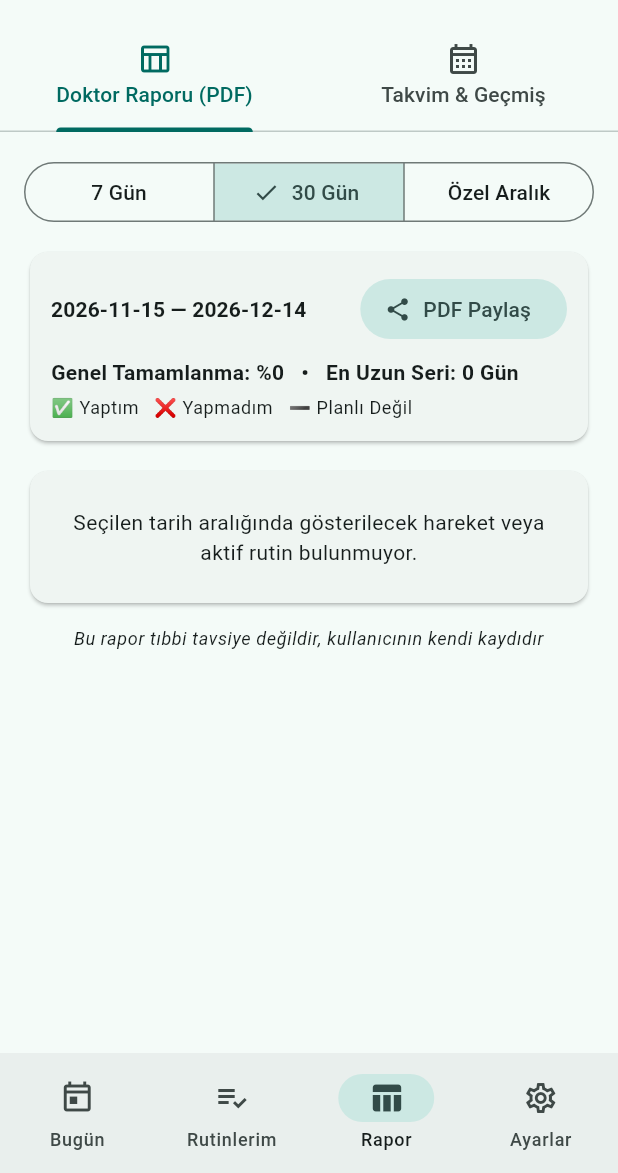
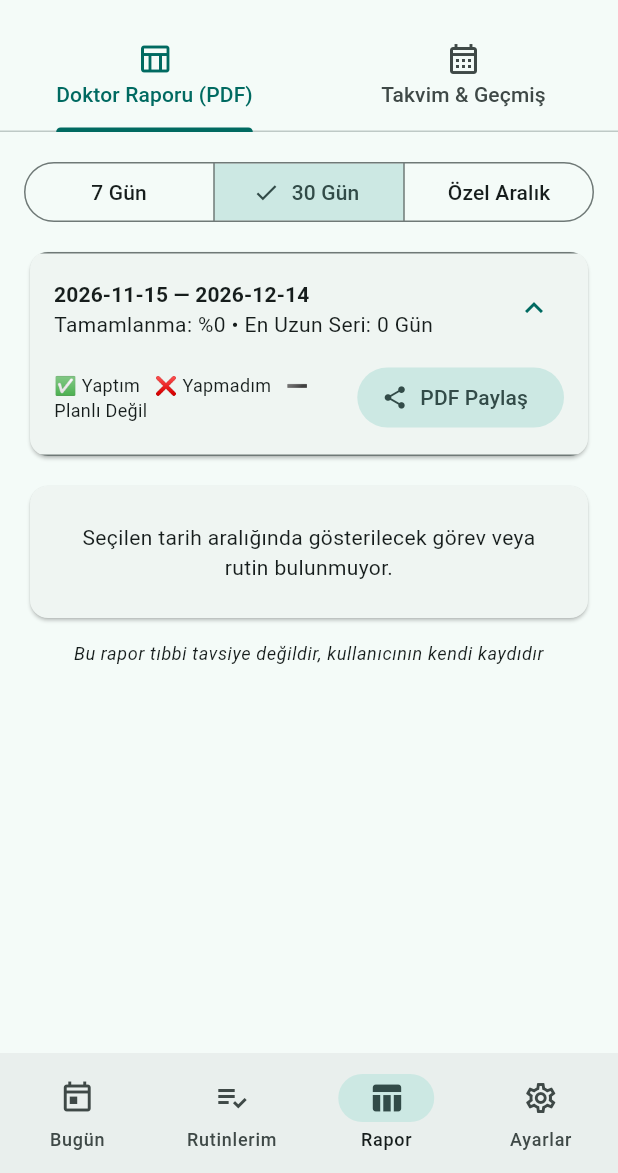
Before and after one commit to MustafaHali1/Gunluk_EgzersizAPK-, a Flutter app: the RaporEkrani screen opened by its route, after a tap on "30 Gün", on a phone screen of 412 x 824 dp, the part 63-1236 px from its top. Run offline on Flutter 3.47's test engine with Material 3 defaults, Android fonts, the phone set to English and light mode, and no system bars; our stand-ins replace drift, file_picker, flutter_local_notifications, flutter_riverpod, flutter_timezone, go_router and 5 more; accounts and stored records are empty; generated files the repository leaves out were written again.

Commit message:
fix: rapor senkronizasyonu, kaydet butonu ve acilir kapanir tirnaklar

```diff
--- a/lib/ozellikler/rapor/alan/rapor_olusturucu.dart
+++ b/lib/ozellikler/rapor/alan/rapor_olusturucu.dart
@@ -132,8 +132,10 @@ class RaporOlusturucu {
         if (gunDetayi != null) {
           for (final k in gunDetayi.egzersizKayitlari) {
             if (k.egzersizId == egzId) {
-              ilgiliKayit = k;
-              break;
+              if (ilgiliKayit == null || k.durum == 'yapildi') {
+                ilgiliKayit = k;
+                if (k.durum == 'yapildi') break;
+              }
             }
           }
         }
--- a/lib/ozellikler/rapor/sunum/rapor_ekrani.dart
+++ b/lib/ozellikler/rapor/sunum/rapor_ekrani.dart
@@ -7,7 +7,7 @@ import '../../gecmis/sunum/gecmis_ekrani.dart';
 import '../alan/rapor_olusturucu.dart';
 import 'rapor_kontrolcusu.dart';
 
-// Doktora gösterilebilecek egzersiz takip tablosunu, PDF paylaşımını ve geçmiş takvimini sunan ekran.
+// Doktora gösterilebilecek açılır-kapanır rapor tablosunu, PDF paylaşımını ve geçmiş takvimini sunan ekran.
 class RaporEkrani extends ConsumerWidget {
   const RaporEkrani({super.key});
 
@@ -79,7 +79,7 @@ class RaporEkrani extends ConsumerWidget {
               loading: () => const Center(child: CircularProgressIndicator()),
               error: (h, _) => Center(child: Text('Rapor oluşturulamadı: $h')),
               data: (durum) => ListView(
-                padding: const EdgeInsets.all(16),
+                padding: const EdgeInsets.fromLTRB(16, 16, 16, 24),
                 children: [
                   _AralikSeciciSatiri(
                     seciliTur: durum.aralikTuru,
@@ -98,6 +98,10 @@ class RaporEkrani extends ConsumerWidget {
                   ),
                   const SizedBox(height: 12),
                   _RaporMatrisKarti(tablo: durum.tablo),
+                  if (durum.tablo.satirlar.isNotEmpty) ...[
+                    const SizedBox(height: 12),
+                    _GorevDetayAcilirKarti(tablo: durum.tablo),
+                  ],
                   const SizedBox(height: 12),
                   Text(
                     UygulamaMetinleri.tibbiUyariNotu,
@@ -150,7 +154,7 @@ class _AralikSeciciSatiri extends StatelessWidget {
   }
 }
 
-// Genel tamamlanma yüzdesini, en uzun seriyi ve PDF dışa aktarma butonunu gösteren kart.
+// Genel tamamlanma yüzdesini, en uzun seriyi ve açılır-kapanır özeti gösteren kart.
 class _RaporOzetKarti extends StatelessWidget {
   final RaporTablosu tablo;
   final VoidCallback pdfPaylasTiklandiginda;
@@ -163,18 +167,27 @@ class _RaporOzetKarti extends StatelessWidget {
   @override
   Widget build(BuildContext context) {
     return Card(
-      child: Padding(
-        padding: const EdgeInsets.all(14),
-        child: Column(
-          crossAxisAlignment: CrossAxisAlignment.start,
+      clipBehavior: Clip.antiAlias,
+      child: ExpansionTile(
+        initiallyExpanded: true,
+        title: Text(
+          '${tablo.baslangicTarihi} — ${tablo.bitisTarihi}',
+          style: Theme.of(context).textTheme.titleSmall?.copyWith(
+                fontWeight: FontWeight.bold,
+              ),
+        ),
+        subtitle: Text(
+          'Tamamlanma: %${tablo.genelTamamlanmaYuzdesi} • En Uzun Seri: ${tablo.enUzunSeri} Gün',
+        ),
+        childrenPadding: const EdgeInsets.fromLTRB(16, 0, 16, 14),
         children: [
           Row(
             mainAxisAlignment: MainAxisAlignment.spaceBetween,
             children: [
-                Text(
-                  '${tablo.baslangicTarihi} — ${tablo.bitisTarihi}',
-                  style: Theme.of(context).textTheme.titleSmall?.copyWith(
-                        fontWeight: FontWeight.bold,
+              const Expanded(
+                child: Text(
+                  '✅ Yaptım   ❌ Yapmadım   ➖ Planlı Değil',
+                  style: TextStyle(fontSize: 12),
                 ),
               ),
               FilledButton.tonalIcon(
@@ -184,26 +197,13 @@ class _RaporOzetKarti extends StatelessWidget {
               ),
             ],
           ),
-            const SizedBox(height: 8),
-            Text(
-              'Genel Tamamlanma: %${tablo.genelTamamlanmaYuzdesi}   •   En Uzun Seri: ${tablo.enUzunSeri} Gün',
-              style: Theme.of(context).textTheme.bodyMedium?.copyWith(
-                    fontWeight: FontWeight.w600,
-                  ),
-            ),
-            const SizedBox(height: 6),
-            Text(
-              '✅ Yaptım   ❌ Yapmadım   ➖ Planlı Değil',
-              style: Theme.of(context).textTheme.bodySmall,
-            ),
         ],
-        ),
       ),
     );
   }
 }
 
-// Satırlarda hareketlerin, sütunlarda günlerin yer aldığı yatay kaydırılabilir rapor tablosu.
+// Açılıp kapanabilir tırnağa sahip yatay kaydırılabilir rapor tablosu kartı.
 class _RaporMatrisKarti extends StatelessWidget {
   final RaporTablosu tablo;
 
@@ -223,7 +223,7 @@ class _RaporMatrisKarti extends StatelessWidget {
           padding: EdgeInsets.all(24),
           child: Center(
             child: Text(
-              'Seçilen tarih aralığında gösterilecek hareket veya aktif rutin bulunmuyor.',
+              'Seçilen tarih aralığında gösterilecek görev veya rutin bulunmuyor.',
               textAlign: TextAlign.center,
             ),
           ),
@@ -232,16 +232,26 @@ class _RaporMatrisKarti extends StatelessWidget {
     }
 
     return Card(
-      child: SingleChildScrollView(
+      clipBehavior: Clip.antiAlias,
+      child: ExpansionTile(
+        initiallyExpanded: true,
+        title: Text(
+          'Günlük Takip Tablosu (${tablo.satirlar.length} görev)',
+          style: Theme.of(context).textTheme.titleSmall?.copyWith(
+                fontWeight: FontWeight.bold,
+              ),
+        ),
+        children: [
+          SingleChildScrollView(
             scrollDirection: Axis.horizontal,
-        padding: const EdgeInsets.all(8),
+            padding: const EdgeInsets.fromLTRB(8, 0, 8, 8),
             child: DataTable(
               columnSpacing: 16,
               headingRowHeight: 42,
               dataRowMinHeight: 40,
               dataRowMaxHeight: 48,
               columns: [
-            const DataColumn(label: Text('Hareket')),
+                const DataColumn(label: Text('Görev')),
                 ...tablo.gunler.map(
                   (g) => DataColumn(label: Text(_kisaGunBasligi(g))),
                 ),
@@ -258,7 +268,8 @@ class _RaporMatrisKarti extends StatelessWidget {
                     ),
                     ...tablo.gunler.map((gun) {
                       final durum =
-                      satir.gunlukDurumlar[gun] ?? RaporHucreDurumu.planliDegil;
+                          satir.gunlukDurumlar[gun] ??
+                          RaporHucreDurumu.planliDegil;
                       return DataCell(Center(child: Text(durum.sembol)));
                     }),
                     DataCell(
@@ -272,6 +283,48 @@ class _RaporMatrisKarti extends StatelessWidget {
               }).toList(),
             ),
           ),
+        ],
+      ),
     );
   }
 }
+
+// Her bir görevin kendi açılır-kapanır tırnağıyla yapılan/yapılmayan özetini gösteren kart.
+class _GorevDetayAcilirKarti extends StatelessWidget {
+  final RaporTablosu tablo;
+
+  const _GorevDetayAcilirKarti({required this.tablo});
+
+  @override
+  Widget build(BuildContext context) {
+    return Card(
+      clipBehavior: Clip.antiAlias,
+      child: ExpansionTile(
+        initiallyExpanded: false,
+        title: const Text(
+          'Görev Bazlı İstatistikler',
+          style: TextStyle(fontWeight: FontWeight.bold),
+        ),
+        subtitle: const Text('Açıp görevlerin yapılma oranlarını inceleyin'),
+        children: tablo.satirlar.map((satir) {
+          final yapilmayan = satir.planlananSayisi - satir.yapilanSayisi;
+          return ExpansionTile(
+            title: Text(satir.egzersizAdi),
+            subtitle: Text('Başarı: %${satir.tamamlanmaYuzdesi}'),
+            childrenPadding: const EdgeInsets.fromLTRB(16, 0, 16, 12),
+            children: [
+              Row(
+                mainAxisAlignment: MainAxisAlignment.spaceBetween,
+                children: [
+                  Text('✅ Yapılan: ${satir.yapilanSayisi} gün'),
+                  Text('❌ Yapılmayan: $yapilmayan gün'),
+                  Text('📅 Planlı: ${satir.planlananSayisi} gün'),
+                ],
+              ),
+            ],
+          );
+        }).toList(),
+      ),
+    );
+  }
+}
--- a/lib/ozellikler/rapor/sunum/rapor_kontrolcusu.dart
+++ b/lib/ozellikler/rapor/sunum/rapor_kontrolcusu.dart
@@ -52,42 +52,39 @@ class RaporKontrolcusu extends AsyncNotifier<RaporDurumu> {
     final bugun = DateTime.now();
     final temizBugun = DateTime(bugun.year, bugun.month, bugun.day);
 
-    final aktifRutin = await _rutinDeposu.aktifRutiniGetir();
-    Set<int> planliGunler = <int>{};
-    List<EgzersizlerData> rutinEgzersizleri = const [];
+    final tumRutinler = await _rutinDeposu.tumRutinleriGetir();
+    final planliGunler = <int>{};
+    final gorevHaritasi = <int, EgzersizlerData>{};
 
-    if (aktifRutin != null) {
-      planliGunler = aktifRutin.haftaninGunleri
-          .split(',')
-          .map((e) => int.tryParse(e.trim()))
-          .whereType<int>()
-          .toSet();
-      final detaylar = await _rutinDeposu.rutinEgzersizleriniGetir(
-        aktifRutin.id,
-      );
-      rutinEgzersizleri = detaylar.map((d) => d.egzersiz).toList();
+    for (final rutin in tumRutinler) {
+      if (rutin.sadeceTarih == null) {
+        planliGunler.addAll(
+          rutin.haftaninGunleri
+              .split(',')
+              .map((e) => int.tryParse(e.trim()))
+              .whereType<int>(),
+        );
+      } else {
+        final t = TarihYardimcisi.metindenTarihe(rutin.sadeceTarih!);
+        planliGunler.add(t.weekday);
+      }
+      final detaylar = await _rutinDeposu.rutinEgzersizleriniGetir(rutin.id);
+      for (final d in detaylar) {
+        gorevHaritasi[d.egzersiz.id] = d.egzersiz;
+      }
     }
+    final rutinGorevleri = gorevHaritasi.values.toList();
 
-    // Rutinin başladığı ilk günü tespit et (örn. 15/11'de başlatıldıysa 1. gün 15/11 olur)
+    // Rutinlerin başladığı ilk günü tespit et (örn. 15/11'de başlatıldıysa 1. sütun 15/11 olur)
     final gecmisKayitlar = await _antrenmanDeposu
         .tarihAraligindakiAntrenmanlariGetir(
           baslangicTarihi: '2024-01-01',
           bitisTarihi: TarihYardimcisi.tarihiFormatla(temizBugun),
         );
 
-    final rutinKayitlari = aktifRutin != null
-        ? gecmisKayitlar
-              .where((k) => k.antrenmanKaydi.rutinId == aktifRutin.id)
-              .toList()
-        : gecmisKayitlar;
-
-    final referansKayitlar = rutinKayitlari.isNotEmpty
-        ? rutinKayitlari
-        : gecmisKayitlar;
-
-    final ilkBaslangicGunu = referansKayitlar.isNotEmpty
+    final ilkBaslangicGunu = gecmisKayitlar.isNotEmpty
         ? TarihYardimcisi.metindenTarihe(
-            referansKayitlar.first.antrenmanKaydi.tarih,
+            gecmisKayitlar.first.antrenmanKaydi.tarih,
           )
         : temizBugun;
 
@@ -95,7 +92,6 @@ class RaporKontrolcusu extends AsyncNotifier<RaporDurumu> {
     late final DateTime bitis;
 
     if (_seciliTur == RaporAralikTuru.son7Gun) {
-      // Başlangıç gününden (örn. 15/11) itibaren 7 günlük blok (15/11 - 21/11)
       final gecenGun = temizBugun.difference(ilkBaslangicGunu).inDays;
       final blokIndeksi = gecenGun >= 0 ? (gecenGun ~/ 7) : 0;
       baslangic = DateTime(
@@ -109,7 +105,6 @@ class RaporKontrolcusu extends AsyncNotifier<RaporDurumu> {
         baslangic.day + 6,
       );
     } else if (_seciliTur == RaporAralikTuru.son30Gun) {
-      // Başlangıç gününden (örn. 15/11) itibaren 30 günlük blok (15/11 - 14/12)
       final gecenGun = temizBugun.difference(ilkBaslangicGunu).inDays;
       final blokIndeksi = gecenGun >= 0 ? (gecenGun ~/ 30) : 0;
       baslangic = DateTime(
@@ -140,7 +135,7 @@ class RaporKontrolcusu extends AsyncNotifier<RaporDurumu> {
       bitis: bitis,
       antrenmanKayitlari: aralikKayitlari,
       planliHaftaninGunleri: planliGunler,
-      rutinEgzersizleri: rutinEgzersizleri,
+      rutinEgzersizleri: rutinGorevleri,
       bugunReferansi: temizBugun,
     );
 
```
Also changed, not shown: lib/ozellikler/bugun/sunum/bugun_ekrani.dart (+53 -4 lines), lib/ozellikler/bugun/sunum/bugun_hareket_karti.dart (+3 -6 lines), lib/ozellikler/bugun/veri/antrenman_dao.dart (+16 -0 lines), lib/ozellikler/rutinler/sunum/rutin_detay_ekrani.dart (+42 -8 lines). Lines whose indentation alone changed are shown as unchanged.
